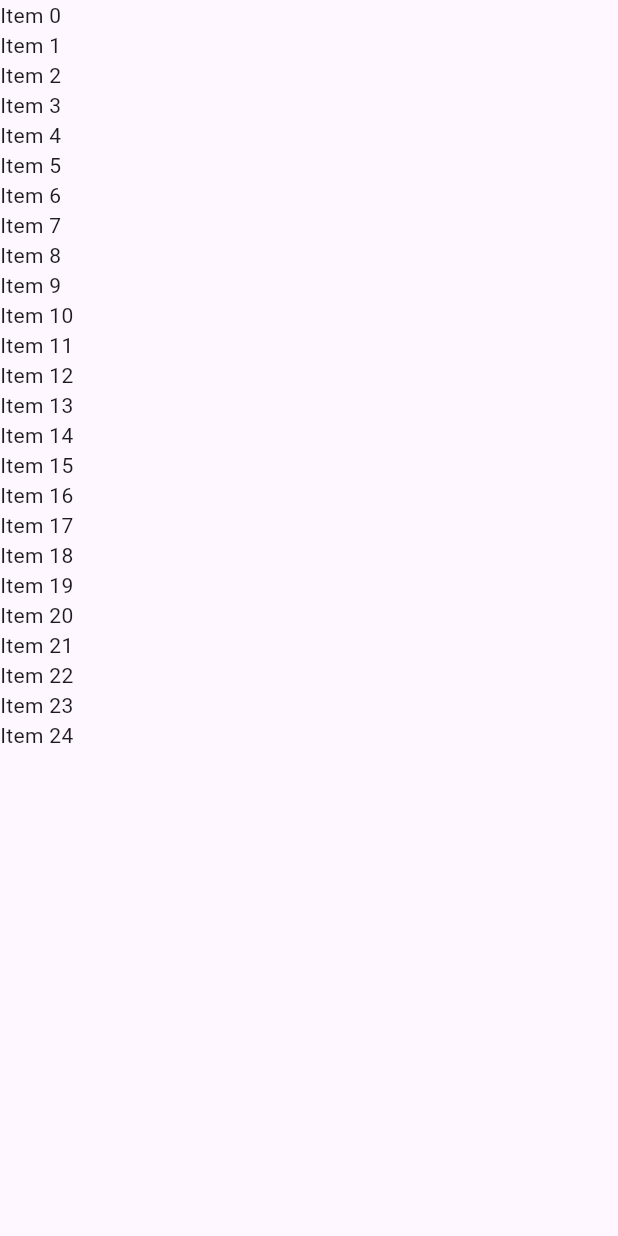
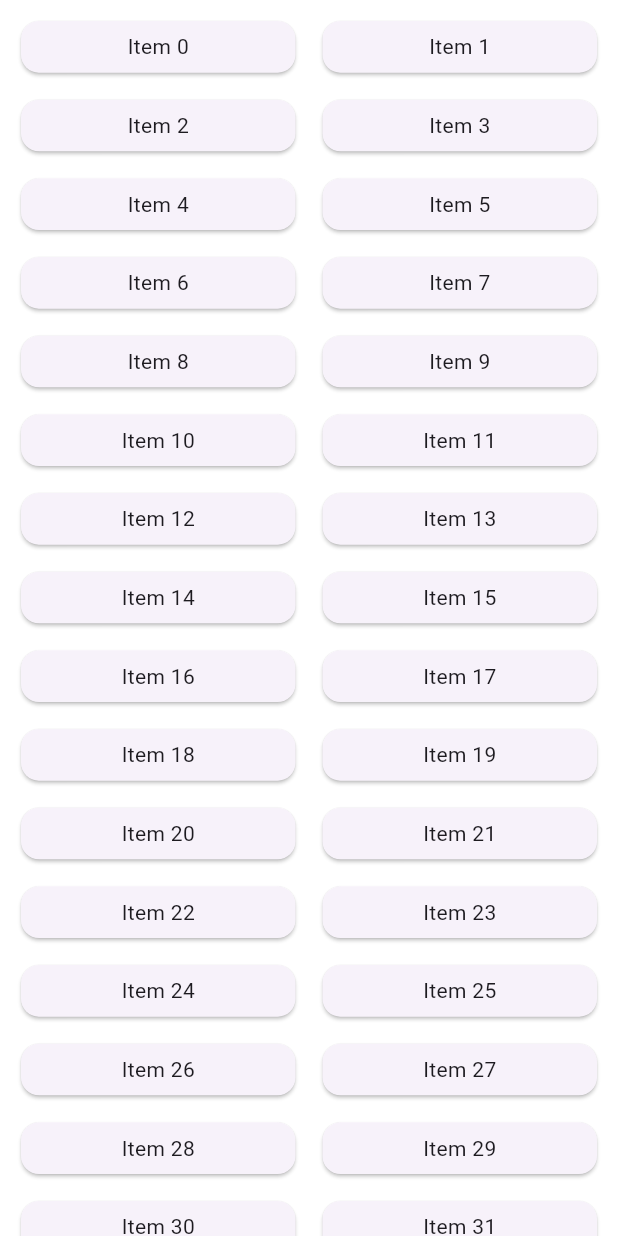
Before and after one commit to amitsunil75/flutter_examples, a Flutter app: the screen it shows after launch, on a phone screen of 412 x 824 dp. Run offline on Flutter 3.47's test engine with Material 3 defaults, Android fonts, the light colour scheme and no system bars.

```diff
--- /dev/null
+++ b/lib/flutter_examples/grid_view_example_list/grid_view_list_example.dart
@@ -0,0 +1,28 @@
+import 'package:flutter/material.dart';
+
+class GridViewListExample extends StatefulWidget {
+  const GridViewListExample({super.key});
+
+  @override
+  State<GridViewListExample> createState() => _GridViewListExampleState();
+}
+
+class _GridViewListExampleState extends State<GridViewListExample> {
+  @override
+  Widget build(BuildContext context) {
+    return GridView.count(
+          crossAxisCount: 2,
+          mainAxisSpacing: 10,
+          crossAxisSpacing: 10,
+          childAspectRatio: 9/ 2, // w
+      addRepaintBoundaries: true,
+      padding: EdgeInsetsDirectional.all(10),
+      shrinkWrap: true,
+    children: List.generate(50,(index){
+      return Card(
+        child: Center(child: Text('Item $index')),
+      );
+    }),
+    );
+  }
+}
--- a/lib/main.dart
+++ b/lib/main.dart
@@ -2,6 +2,8 @@ import 'package:flutter/material.dart';
 import 'package:flutter_tutorials/flutter_examples/counter_problem/counter_example.dart';
 import 'package:flutter_tutorials/flutter_examples/elevated_button/elevated_button_flutter_example.dart';
 import 'package:flutter_tutorials/flutter_examples/flexible_example/flexible_widget_example.dart';
+import 'package:flutter_tutorials/flutter_examples/grid_view_example_list/grid_view_list_example.dart';
+import 'package:flutter_tutorials/flutter_examples/horizontal_list_view_example/horizontal_list_view.dart';
 import 'package:flutter_tutorials/flutter_examples/intrensic_height_example/interensic_height_example.dart';
 import 'package:flutter_tutorials/flutter_examples/layoutbuilder_problem/layout_builder_problem.dart';
 import 'package:flutter_tutorials/flutter_examples/listview_problem/listviewbuilderproblem.dart';
@@ -30,6 +32,6 @@ class MyApp extends StatelessWidget {
       theme: ThemeData(
 
       ),
-      home:   LongerListExample());
+      home:   GridViewListExample());
   }
 }
```
Also changed, not shown: lib/flutter_examples/horizontal_list_view_example/horizontal_list_view.dart (+24 -0 lines), lib/flutter_examples/list_from_data_source/list_from_data_source.dart (added, +15 -0 lines).
